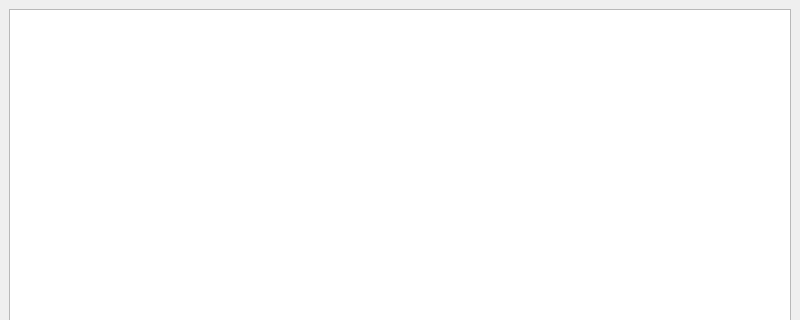
Qt form gui/main_window.ui (QtLab/whiteboard-valgrind) before a commit; both pictures show x 0 to 800 and y 0 to 320 of the 800 by 600 pixel window.
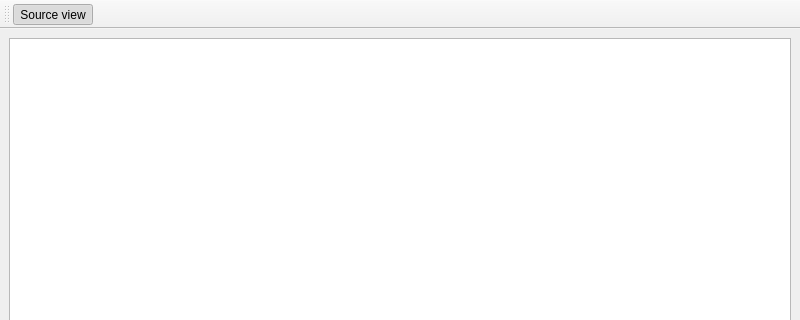
The same form after that commit. Icons and pictures are not drawn.

```diff
--- a/gui/main_window.ui
+++ b/gui/main_window.ui
@@ -31,6 +31,36 @@
    </property>
   </widget>
   <widget class="QStatusBar" name="statusbar"/>
+  <widget class="QToolBar" name="toolBar">
+   <property name="windowTitle">
+    <string>toolBar</string>
+   </property>
+   <property name="toolTip">
+    <string>Source View</string>
+   </property>
+   <attribute name="toolBarArea">
+    <enum>TopToolBarArea</enum>
+   </attribute>
+   <attribute name="toolBarBreak">
+    <bool>false</bool>
+   </attribute>
+   <addaction name="actionSource_view"/>
+  </widget>
+  <action name="actionSource_view">
+   <property name="checkable">
+    <bool>true</bool>
+   </property>
+   <property name="checked">
+    <bool>true</bool>
+   </property>
+   <property name="icon">
+    <iconset resource="resources.qrc">
+     <normaloff>:/icons/icons/code-context.png</normaloff>:/icons/icons/code-context.png</iconset>
+   </property>
+   <property name="text">
+    <string>Source view</string>
+   </property>
+  </action>
  </widget>
  <resources/>
  <connections/>
```
Left out of the diff: 4 changed lines with no effect on the pictures.
